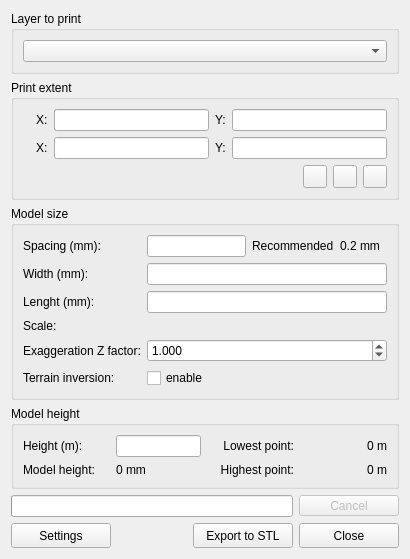
jawensi/DEMto3D-QGIS-Plugin, file DEMto3D_Dialog/DEMto3D_dialog_base.ui: the form before one commit.
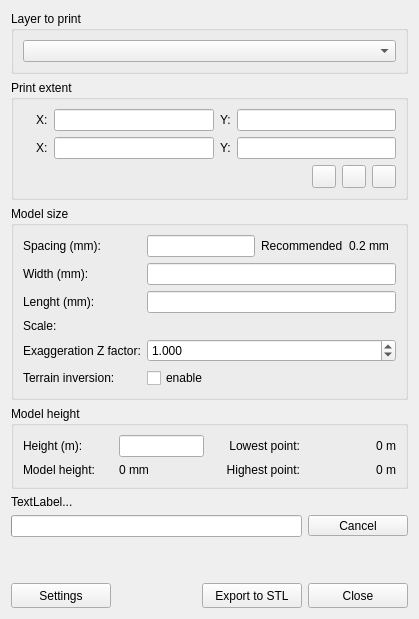
The form after the commit. Icons and pictures are not drawn. Custom widgets are drawn as their Qt base class.

Patch:
```diff
--- a/DEMto3D_Dialog/DEMto3D_dialog_base.ui
+++ b/DEMto3D_Dialog/DEMto3D_dialog_base.ui
@@ -5,26 +5,6 @@
   <property name="windowModality">
    <enum>Qt::WindowModal</enum>
   </property>
-  <property name="geometry">
-   <rect>
-    <x>0</x>
-    <y>0</y>
-    <width>410</width>
-    <height>520</height>
-   </rect>
-  </property>
-  <property name="minimumSize">
-   <size>
-    <width>410</width>
-    <height>0</height>
-   </size>
-  </property>
-  <property name="maximumSize">
-   <size>
-    <width>410</width>
-    <height>520</height>
-   </size>
-  </property>
   <property name="windowTitle">
    <string>DEM 3D printing</string>
   </property>
@@ -445,28 +425,49 @@
     </widget>
    </item>
    <item>
-    <layout class="QHBoxLayout" name="horizontalLayout_2">
+    <layout class="QVBoxLayout" name="progressLayoutV">
      <item>
-      <widget class="QProgressBar" name="progressBar"/>
-     </item>
-     <item>
-      <widget class="QToolButton" name="cancelProgressToolButton">
-       <property name="enabled">
-        <bool>false</bool>
-       </property>
-       <property name="minimumSize">
-        <size>
-         <width>100</width>
-         <height>0</height>
-        </size>
-       </property>
+      <widget class="QLabel" name="ProgressLabel">
        <property name="text">
-        <string>Cancel</string>
+        <string>TextLabel...</string>
        </property>
       </widget>
      </item>
+     <item>
+      <layout class="QHBoxLayout" name="horizontalLayout_3">
+       <item>
+        <widget class="QProgressBar" name="progressBar"/>
+       </item>
+       <item>
+        <widget class="QToolButton" name="cancelProgressToolButton">
+         <property name="minimumSize">
+          <size>
+           <width>100</width>
+           <height>0</height>
+          </size>
+         </property>
+         <property name="text">
+          <string>Cancel</string>
+         </property>
+        </widget>
+       </item>
+      </layout>
+     </item>
     </layout>
    </item>
+   <item>
+    <spacer name="verticalSpacer">
+     <property name="orientation">
+      <enum>Qt::Vertical</enum>
+     </property>
+     <property name="sizeHint" stdset="0">
+      <size>
+       <width>20</width>
+       <height>40</height>
+      </size>
+     </property>
+    </spacer>
+   </item>
    <item>
     <layout class="QHBoxLayout" name="horizontalLayout_9">
      <item>
```
Left out of the diff: 79 changed lines with no effect on the pictures.
